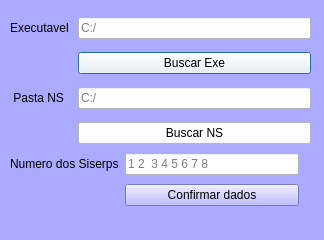
This is BotAtualizador.ui in h0landa/BotAtualizador as Qt 5 draws it before an edit. The edited form follows.
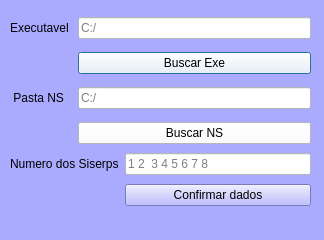
This is the edited form.

Diff of the .ui file:
```diff
--- a/BotAtualizador.ui
+++ b/BotAtualizador.ui
@@ -87,7 +87,7 @@
     <rect>
      <x>10</x>
      <y>150</y>
-     <width>289</width>
+     <width>301</width>
      <height>59</height>
     </rect>
    </property>
```
